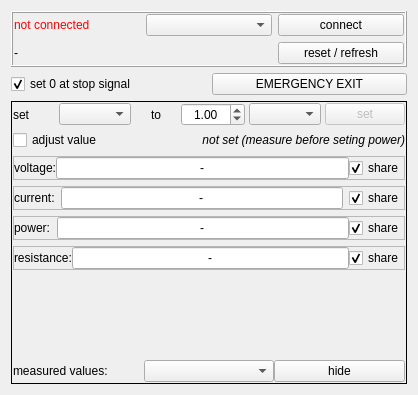
Above: bopmgwindow.ui from bchjoerni/mlab before the change. Below: the same form after it.
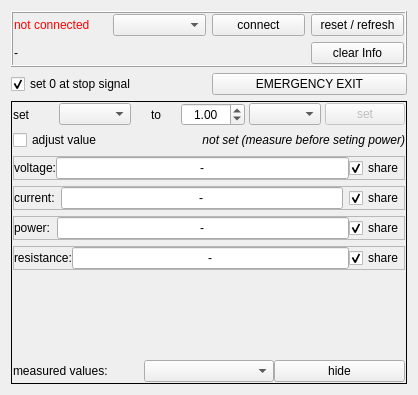
That is the form after the change.

Commit message: mlabsignal system changed, networkremote window changed, portwindows now have buttons reset/refresh and clear info

```diff
--- a/bopmgwindow.ui
+++ b/bopmgwindow.ui
@@ -58,14 +58,21 @@
         </property>
        </widget>
       </item>
-      <item row="1" column="2">
-       <widget class="QPushButton" name="btn_resetInfo">
+      <item row="0" column="3">
+       <widget class="QPushButton" name="btn_resetRefresh">
         <property name="text">
          <string>reset / refresh</string>
         </property>
        </widget>
       </item>
-      <item row="1" column="0" colspan="2">
+      <item row="1" column="3">
+       <widget class="QPushButton" name="btn_clearInfo">
+        <property name="text">
+         <string>clear Info</string>
+        </property>
+       </widget>
+      </item>
+      <item row="1" column="0" colspan="3">
        <widget class="QLabel" name="lbl_info">
         <property name="text">
          <string>-</string>
```
The commit also changes 78 other files.
